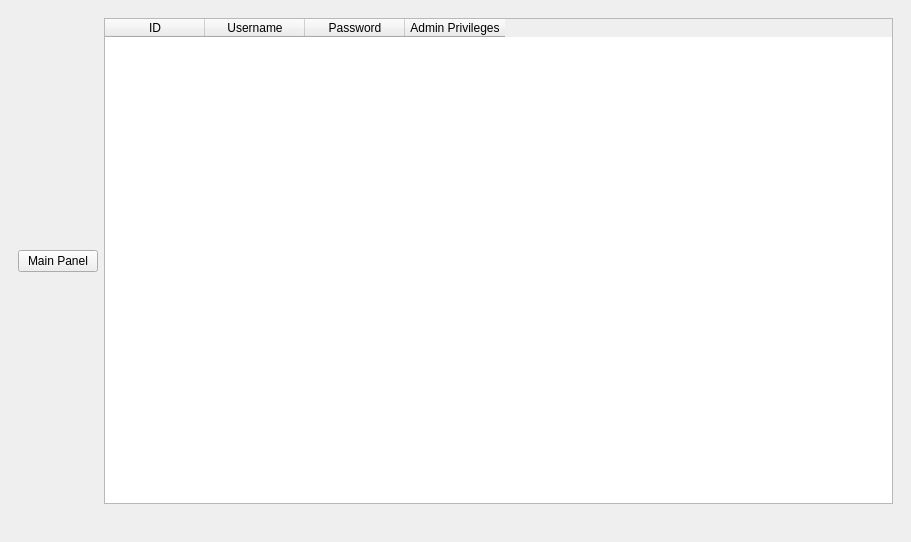
kralloie/cloud-storage-system, file qtapplication/mainwindow.ui: the form before one commit.
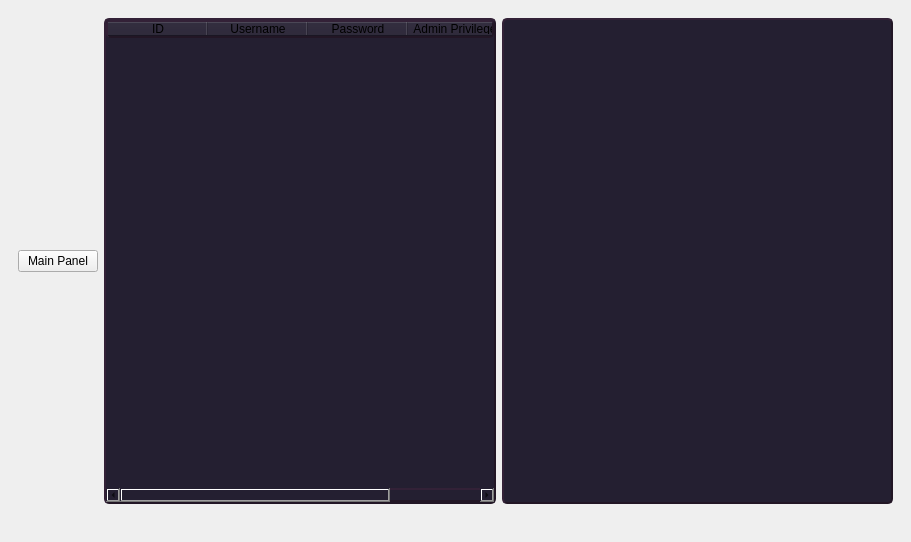
The form after the commit. The open tabs and pages were chosen to show the change. Icons and pictures are not drawn.

Commit message: Added global storage view and password encryption

The edit to the form file:
```diff
--- a/qtapplication/mainwindow.ui
+++ b/qtapplication/mainwindow.ui
@@ -460,9 +460,17 @@
       <widget class="QWidget" name="adminPage">
        <layout class="QHBoxLayout" name="horizontalLayout_2">
         <item>
-         <layout class="QGridLayout" name="adminLayout" rowstretch="0" columnstretch="0,0">
+         <layout class="QGridLayout" name="adminLayout" rowstretch="0" columnstretch="0,0,0">
           <item row="0" column="1">
            <widget class="QTableWidget" name="userCredentialsTable">
+            <property name="styleSheet">
+             <string notr="true">font-size: 12px;
+background-color: rgb(36, 31, 49);
+border-radius: 5px;
+border-style:outset;
+border-width:2px;
+border-color:rgb(34, 22, 37);</string>
+            </property>
             <column>
              <property name="text">
               <string>ID</string>
@@ -492,6 +500,18 @@
             </property>
            </widget>
           </item>
+          <item row="0" column="2">
+           <widget class="QTreeView" name="globalStorage">
+            <property name="styleSheet">
+             <string notr="true">font-size: 20px;
+background-color: rgb(36, 31, 49);
+border-radius: 5px;
+border-style:outset;
+border-width:2px;
+border-color:rgb(34, 22, 37);</string>
+            </property>
+           </widget>
+          </item>
          </layout>
         </item>
        </layout>
```
Left out of the diff: 4 changed lines with no effect on the pictures. The commit also changes 2 other files.
